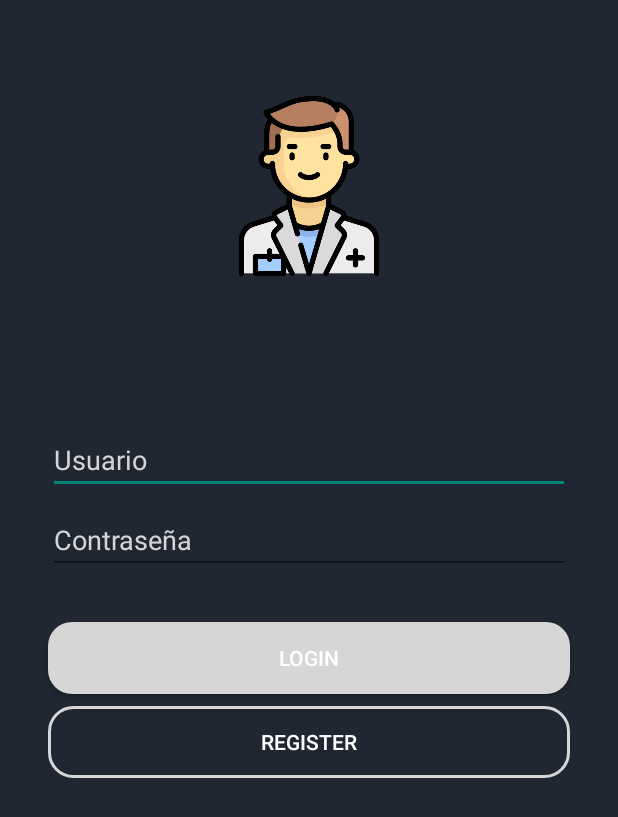
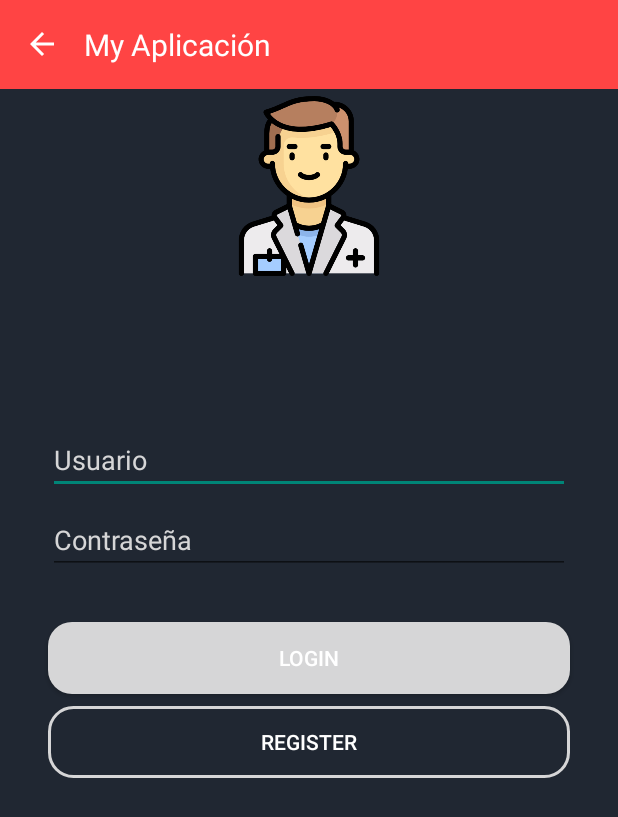
Before and after one commit to AlanCanalesM/MedicAPP, an Android app: the screen it shows after launch (MainActivity), on a phone screen of 412 x 824 dp. Shown: the top 817 px of the screen. Run offline under Robolectric (Android 15) with nearby library versions, the phone set to English and light mode, and no system bars; our stand-ins replace Volley.

Commit message:
Toolbar Action Bar
Añadi el Action Bar, Hay un ejemplo en el Lógin

```diff
--- /dev/null
+++ b/app/src/main/res/drawable/ic_arrow_back.xml
@@ -0,0 +1,5 @@
+<vector android:autoMirrored="true" android:height="24dp"
+    android:tint="#FFFFFF" android:viewportHeight="24"
+    android:viewportWidth="24" android:width="24dp" xmlns:android="http://schemas.android.com/apk/res/android">
+    <path android:fillColor="@android:color/white" android:pathData="M20,11H7.83l5.59,-5.59L12,4l-8,8 8,8 1.41,-1.41L7.83,13H20v-2z"/>
+</vector>
--- a/app/src/main/res/layout/login.xml
+++ b/app/src/main/res/layout/login.xml
@@ -5,7 +5,7 @@
     android:layout_width="match_parent"
     android:layout_height="match_parent"
     android:background="#202732">
-
+<include layout="@layout/toolbar"/>
     <ImageView
         android:id="@+id/imageView2"
         android:layout_width="120dp"
--- /dev/null
+++ b/app/src/main/res/layout/toolbar.xml
@@ -0,0 +1,28 @@
+<?xml version="1.0" encoding="utf-8"?>
+<RelativeLayout xmlns:android="http://schemas.android.com/apk/res/android"
+    android:layout_width="match_parent"
+    android:layout_height="wrap_content"
+    android:background="@android:color/holo_red_light"
+    android:padding="16dp">
+
+    <RelativeLayout
+        android:layout_width="match_parent"
+        android:layout_height="wrap_content">
+        <ImageView
+            android:layout_width="wrap_content"
+            android:layout_height="wrap_content"
+            android:id="@+id/left_icon"
+            android:src="@drawable/ic_arrow_back"
+            android:layout_centerVertical="true"/>
+        <TextView
+            android:layout_width="wrap_content"
+            android:layout_height="wrap_content"
+            android:layout_marginStart="16dp"
+            android:layout_toEndOf="@+id/left_icon"
+            android:textColor="@android:color/white"
+            android:textSize="20sp"
+            android:text="My Aplicación"/>
+
+    </RelativeLayout>
+
+</RelativeLayout>
```
